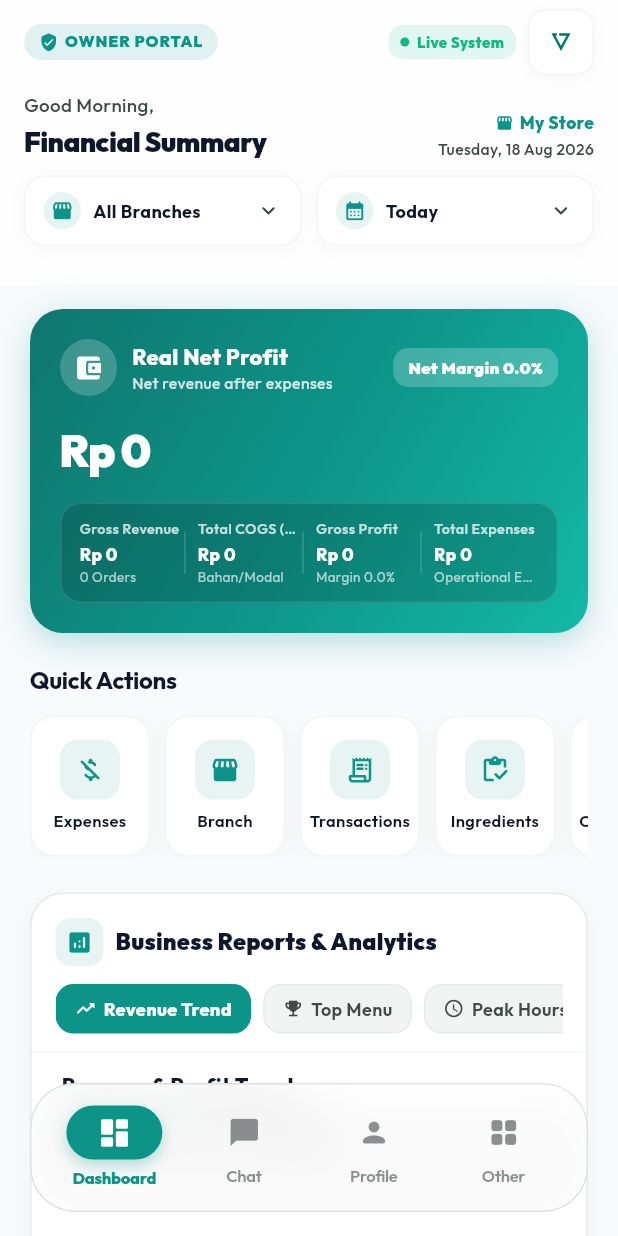
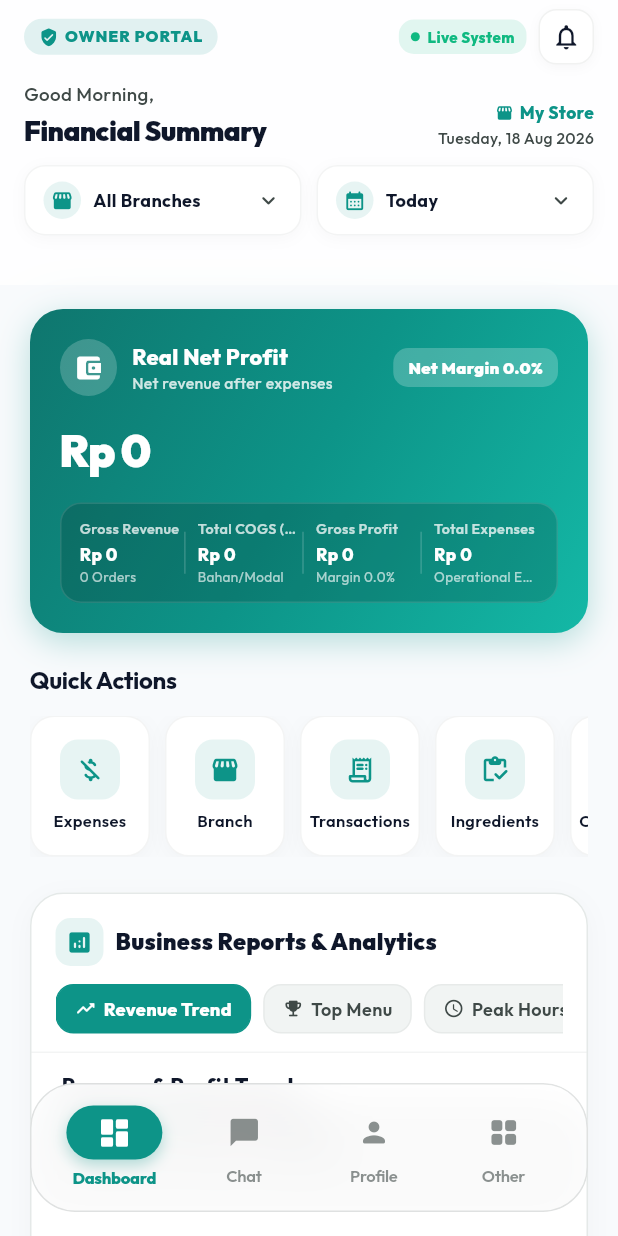
Before and after one commit to deniadamsf/zenvi-app, a Flutter app: the OwnerDashboardScreen screen opened directly, on a phone screen of 412 x 824 dp. Run offline on Flutter 3.47's test engine with Material 3 defaults, Android fonts, the phone set to English and light mode, and no system bars; our stand-ins replace connectivity_plus, easy_localization, firebase_core, firebase_messaging, fl_chart, flutter_animate and 13 more; missing offline and left inert: blue_thermal_printer, esc_pos_utils_plus, google_mlkit_face_detection; accounts and stored records are empty; network calls fail.

Commit message:
fix(ui): unify header notification bell icon and styling across owner and employee dashboards

```diff
--- a/frontend_pos/lib/screens/dashboard/owner_dashboard_screen.dart
+++ b/frontend_pos/lib/screens/dashboard/owner_dashboard_screen.dart
@@ -15,7 +15,6 @@ import '../../providers/notification_provider.dart';
 
 import 'shift_log_screen.dart';
 import '../settings/settings_screen.dart';
-import '../../widgets/zenvi_logo_widgets.dart';
 import '../settings/branch_list_screen.dart';
 import 'product_list_screen.dart';
 import 'expense_screen.dart';
@@ -1068,19 +1067,38 @@ class _DashboardOverviewState extends State<_DashboardOverview> {
                         },
                         borderRadius: BorderRadius.circular(12),
                         child: Container(
-                          padding: const EdgeInsets.all(7),
+                          padding: const EdgeInsets.all(7.5),
                           decoration: BoxDecoration(
                             color: theme.colorScheme.surface,
                             borderRadius: BorderRadius.circular(12),
-                            border: Border.all(color: theme.dividerColor.withValues(alpha: 0.08)),
+                            border: Border.all(color: theme.dividerColor.withValues(alpha: 0.1)),
                             boxShadow: [
                               BoxShadow(color: theme.shadowColor.withValues(alpha: 0.03), blurRadius: 6, offset: const Offset(0, 2)),
                             ],
                           ),
-                          child: ZenviNotificationIcon(
-                            notificationCount: unread,
-                            size: 20,
-                            onTap: null,
+                          child: Stack(
+                            clipBehavior: Clip.none,
+                            children: [
+                              Icon(Icons.notifications_outlined, color: theme.colorScheme.onSurface, size: 20),
+                              if (unread > 0)
+                                Positioned(
+                                  top: -4,
+                                  right: -4,
+                                  child: Container(
+                                    padding: const EdgeInsets.all(3),
+                                    decoration: BoxDecoration(
+                                      color: theme.colorScheme.error,
+                                      shape: BoxShape.circle,
+                                    ),
+                                    constraints: const BoxConstraints(minWidth: 14, minHeight: 14),
+                                    child: Text(
+                                      unread > 9 ? '9+' : unread.toString(),
+                                      style: const TextStyle(color: Colors.white, fontSize: 8, fontWeight: FontWeight.bold, height: 1),
+                                      textAlign: TextAlign.center,
+                                    ),
+                                  ),
+                                ),
+                            ],
                           ),
                         ),
                       ),
```
Also changed, not shown: frontend_pos/lib/screens/dashboard/employee_dashboard_screen.dart (+13 -10 lines).
